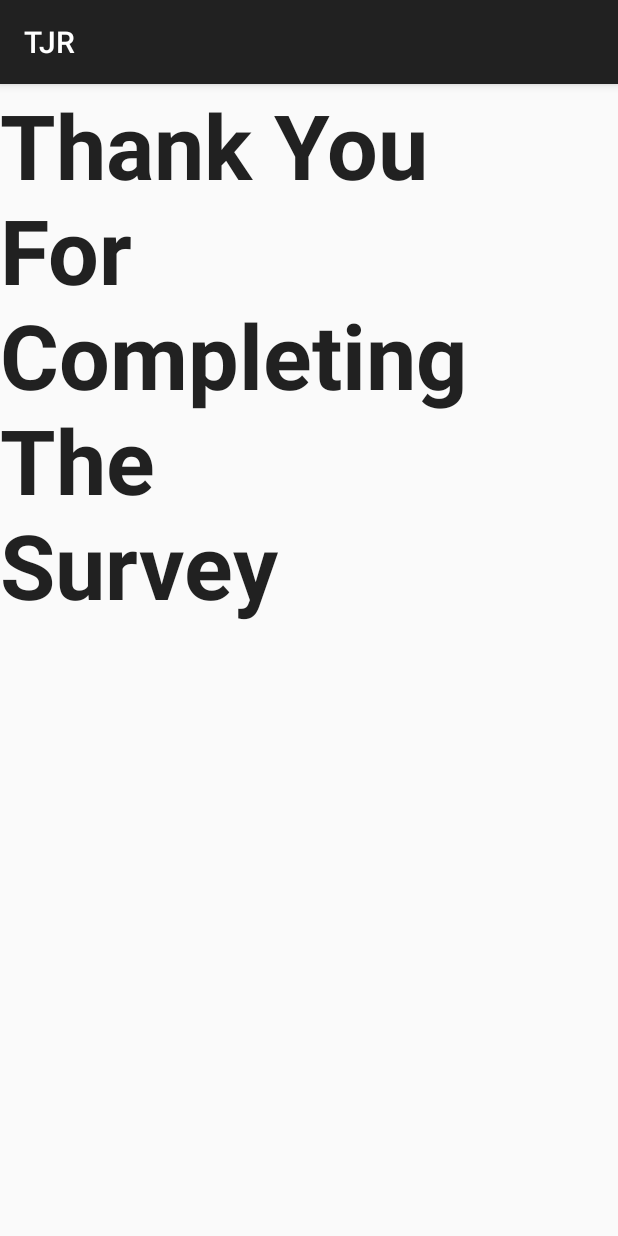
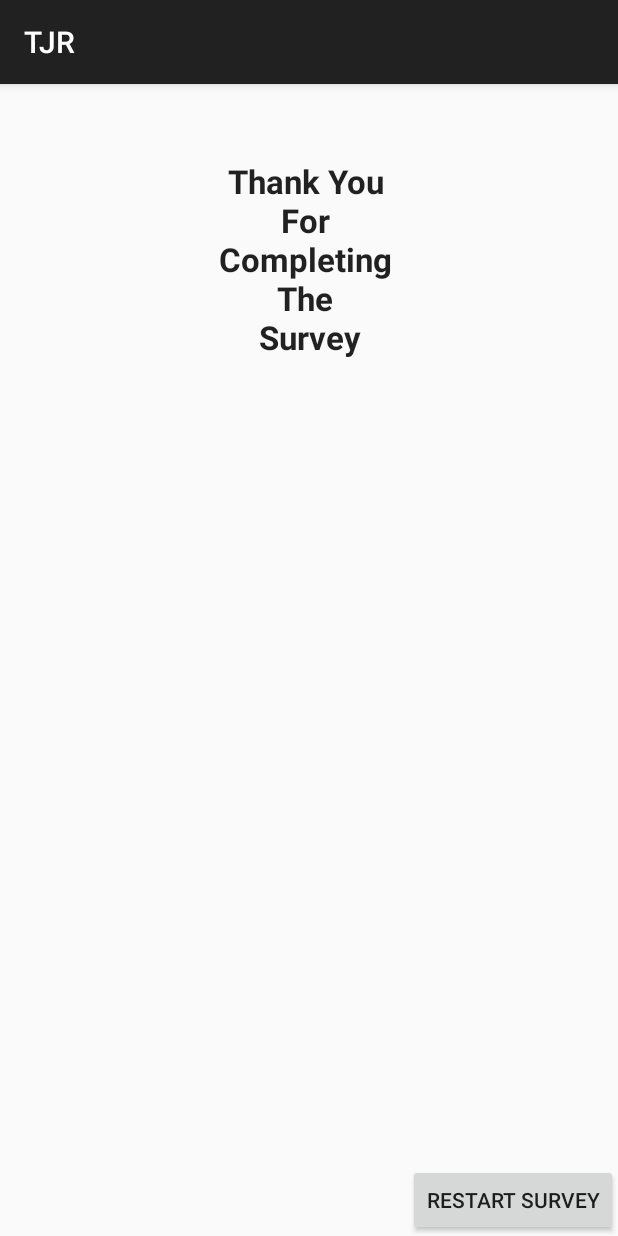
Before and after one commit to anurag3/TJR-Focus-Group, an Android app: the thankyou screen opened directly, with no data from a screen before it, on a phone screen of 412 x 824 dp. Run offline under Robolectric (Android 15) with nearby library versions, the phone set to English and light mode, and no system bars.

Commit message:
Added "Restart Survey" Button and Changed the Input type to Number on Login Page

```diff
--- a/Knee_Replacement/app/src/main/java/anuragdesai/library/kneereplacement/thankyou.java
+++ b/Knee_Replacement/app/src/main/java/anuragdesai/library/kneereplacement/thankyou.java
@@ -1,7 +1,9 @@
 package anuragdesai.library.kneereplacement;
 
+import android.content.Intent;
 import android.os.Bundle;
 import android.support.v7.app.AppCompatActivity;
+import android.view.View;
 
 /**
  * Created by Anurag on 11/8/2015.
@@ -11,4 +13,11 @@ public class thankyou extends AppCompatActivity {
     protected void onCreate(Bundle savedInstanceState) {
         super.onCreate(savedInstanceState);
         setContentView(R.layout.thankyou);
-}}
+}
+
+public void onClick(View view)
+{
+    Intent intent = new Intent(this,MainActivity.class);
+    startActivity(intent, null);
+}
+}
--- a/Knee_Replacement/app/src/main/res/layout/activity_main.xml
+++ b/Knee_Replacement/app/src/main/res/layout/activity_main.xml
@@ -41,9 +41,9 @@
         android:editable="true"
         android:textIsSelectable="false"
         android:width="200dp"
-        android:inputType="text"
         android:layout_below="@+id/textView"
         android:layout_centerHorizontal="true"
-        android:numeric="signed|integer|decimal" />
+        android:numeric="signed|integer|decimal"
+        android:inputType="number" />
 
 </RelativeLayout>
--- a/Knee_Replacement/app/src/main/res/layout/thankyou.xml
+++ b/Knee_Replacement/app/src/main/res/layout/thankyou.xml
@@ -2,14 +2,29 @@
 <LinearLayout xmlns:android="http://schemas.android.com/apk/res/android"
     android:orientation="vertical" android:layout_width="match_parent"
     android:layout_height="match_parent">
-
+<RelativeLayout
+    android:layout_width="match_parent"
+    android:layout_height="50dp"></RelativeLayout>
+    <RelativeLayout
+        android:layout_width="wrap_content"
+        android:layout_height="wrap_content">
     <TextView
         android:layout_width="match_parent"
         android:layout_height="match_parent"
         android:textAppearance="?android:attr/textAppearanceLarge"
         android:text="Thank You \nFor \nCompleting \nThe \nSurvey"
-        android:id="@+id/textView7"
+        android:id="@+id/textView1"
         android:layout_gravity="center_horizontal"
         android:textStyle="bold"
-        android:textSize="60sp" />
+        android:gravity="center_horizontal" />
+
+        <Button
+            android:layout_width="wrap_content"
+            android:layout_height="wrap_content"
+            android:text="Restart Survey"
+            android:id="@+id/button1"
+            android:layout_alignParentBottom="true"
+            android:layout_alignParentEnd="true"
+            android:onClick="onClick" />
+    </RelativeLayout>
 </LinearLayout>
```
Also changed, not shown: Knee_Replacement/app/src/main/java/anuragdesai/library/kneereplacement/gotoSurveyActivity.java (line endings or trailing spaces).
